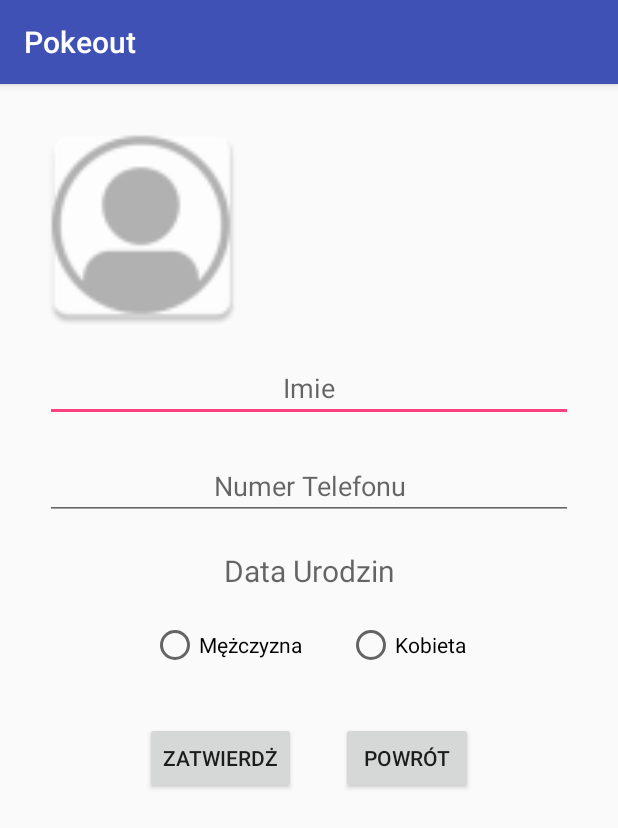
After one commit to Fraku94/Pokeout, an Android app: the ProfilActivity screen opened directly, with no data from a screen before it, on a phone screen of 412 x 824 dp. The commit adds this screen. Shown: the top 828 px of the screen. Run offline under Robolectric (Android 15) with nearby library versions, the phone set to English and light mode, and no system bars; our stand-ins replace Firebase (no records; nobody signed in at launch, a user with empty details on screens opened directly).

Commit message:
Profil dodany i zmieny W Rejestracji

```diff
--- /dev/null
+++ b/app/src/main/java/com/example/pokeout/pokeout/Profil/ProfilActivity.java
@@ -0,0 +1,303 @@
+package com.example.pokeout.pokeout.Profil;
+
+import android.app.Activity;
+import android.app.DatePickerDialog;
+import android.app.Dialog;
+import android.content.Intent;
+import android.graphics.Bitmap;
+import android.net.Uri;
+import android.provider.MediaStore;
+import android.support.annotation.NonNull;
+import android.support.v7.app.AppCompatActivity;
+import android.os.Bundle;
+import android.view.View;
+import android.widget.Button;
+import android.widget.DatePicker;
+import android.widget.EditText;
+import android.widget.ImageView;
+import android.widget.RadioButton;
+import android.widget.RadioGroup;
+import android.widget.TextView;
+
+import com.bumptech.glide.Glide;
+import com.example.pokeout.pokeout.R;
+import com.google.android.gms.tasks.OnFailureListener;
+import com.google.android.gms.tasks.OnSuccessListener;
+import com.google.firebase.auth.FirebaseAuth;
+import com.google.firebase.database.DataSnapshot;
+import com.google.firebase.database.DatabaseError;
+import com.google.firebase.database.DatabaseReference;
+import com.google.firebase.database.FirebaseDatabase;
+import com.google.firebase.database.ValueEventListener;
+import com.google.firebase.storage.FirebaseStorage;
+import com.google.firebase.storage.StorageReference;
+import com.google.firebase.storage.UploadTask;
+
+import java.io.ByteArrayOutputStream;
+import java.io.IOException;
+import java.util.Calendar;
+import java.util.HashMap;
+import java.util.Map;
+
+public class ProfilActivity extends AppCompatActivity {
+
+    private EditText mNameProfil,mPhoneProfil;
+
+    private TextView mBrithProfil;
+
+    private Button mConfirmProfil, mBackProfil;
+
+    private RadioGroup mRadioGroupProfil;
+
+    private RadioButton mFemaleProfil, mMaleProfil;
+
+    private ImageView mImageProfil;
+
+    private FirebaseAuth mAuth;
+    private DatabaseReference mUserDatabase;
+
+    private String userId, username, userphone, userprofileImageUrl, userSex, userbrith;
+
+    private Uri resultUri;
+
+    int yearx,monthx,dayx;
+    static final int DIALOG_ID = 0;
+
+    @Override
+    protected void onCreate(Bundle savedInstanceState) {
+        super.onCreate(savedInstanceState);
+        setContentView(R.layout.activity_profil);
+
+
+        //EditText
+        mNameProfil = (EditText)findViewById(R.id.nameProfil);
+        mPhoneProfil = (EditText)findViewById(R.id.phoneProfil);
+
+        //TextView
+        mBrithProfil = (TextView)findViewById(R.id.brithProfil);
+
+        //Button
+        mConfirmProfil = (Button)findViewById(R.id.confirmProfil);
+        mBackProfil = (Button)findViewById(R.id.backProfil);
+
+        //ImageView
+        mImageProfil = (ImageView)findViewById(R.id.imageProfil);
+
+        //RadioGroup
+        mRadioGroupProfil = (RadioGroup)findViewById(R.id.radioGroupProfil);
+
+        //RadioButton
+        mFemaleProfil = (RadioButton)findViewById(R.id.rbFemaleProfil);
+        mMaleProfil = (RadioButton)findViewById(R.id.rbMaleProfil);
+
+        //FirebaseAuth
+        mAuth = FirebaseAuth.getInstance();
+
+        //Przypisanie id Uzytkownika
+        userId = mAuth.getCurrentUser().getUid();
+
+        //DatabaseReference
+        mUserDatabase = FirebaseDatabase.getInstance().getReference().child("Users").child(userId);
+
+        //Pobranie informacji o Uzytkowniku
+        getUserInfo();
+
+        //Usatwienie daty kalendarza
+        final Calendar calendar = Calendar.getInstance();
+        yearx = calendar.get(Calendar.YEAR);
+        monthx = calendar.get(Calendar.MONTH);
+        dayx = calendar.get(Calendar.DAY_OF_MONTH);
+
+        //Usatwienie Daty
+        ShowDialogOnButtonClick();
+
+        //Wywołanie galerii i załadowanie do ImageView
+        mImageProfil.setOnClickListener(new View.OnClickListener() {
+            @Override
+            public void onClick(View v) {
+                Intent intent = new Intent(Intent.ACTION_PICK);
+                intent.setType("image/*");
+                startActivityForResult(intent,1);
+            }
+        });
+
+        //Button Confirm
+        mConfirmProfil.setOnClickListener(new View.OnClickListener() {
+            @Override
+            public void onClick(View v) {
+                //Metoda zapisująca nowe informacje
+                saveUserInformation();
+            }
+        });
+
+        //Button Back
+        mBackProfil.setOnClickListener(new View.OnClickListener() {
+            @Override
+            public void onClick(View v) {
+                finish();
+                return;
+            }
+        });
+    }
+
+
+
+    private void getUserInfo() {
+
+        mUserDatabase.addListenerForSingleValueEvent(new ValueEventListener() {
+            @Override
+            public void onDataChange(DataSnapshot dataSnapshot) {
+                if(dataSnapshot.exists() && dataSnapshot.getChildrenCount()>0){
+                    Map<String, Object> map = (Map<String, Object>) dataSnapshot.getValue();
+                    if(map.get("name")!=null){
+                        username = map.get("name").toString();
+                        mNameProfil.setText(username);
+                    }
+                    if(map.get("brith")!=null){
+                        userbrith = map.get("brith").toString();
+                        mBrithProfil.setText(userbrith);
+                    }
+                    if(map.get("phone")!=null){
+                        userphone = map.get("phone").toString();
+                        mPhoneProfil.setText(userphone);
+                    }
+                    if(map.get("sex")!=null){
+                        userSex = map.get("sex").toString();
+                        switch (userSex){
+                            case "Male":
+                                mMaleProfil.setChecked(true);
+                                mFemaleProfil.setChecked(false);
+                                break;
+                            case "Female":
+                                mMaleProfil.setChecked(false);
+                                mFemaleProfil.setChecked(true);
+                                break;
+                        }
+
+                    }
+                    //Załadowanie zdjecia
+                    Glide.clear(mImageProfil);
+                    if(map.get("profileImageUrl")!=null){
+                        userprofileImageUrl = map.get("profileImageUrl").toString();
+                        switch(userprofileImageUrl){
+                            case "default":
+                                Glide.with(getApplication()).load(R.mipmap.ic_default).into(mImageProfil);
+                                break;
+                            default:
+                                Glide.with(getApplication()).load(userprofileImageUrl).into(mImageProfil);
+                                break;
+                        }
+                    }
+                }
+            }
+
+            @Override
+            public void onCancelled(DatabaseError databaseError) {
+
+            }
+        });
+
+    }
+
+    private void saveUserInformation() {
+        //Sprawdzenie zaznaczonego RadioButtona
+        int selectId = mRadioGroupProfil.getCheckedRadioButtonId();
+        final RadioButton radioButton = (RadioButton) findViewById(selectId);
+
+        if(radioButton.getText() == null){
+            return;
+        }
+        username = mNameProfil.getText().toString();
+        userphone = mPhoneProfil.getText().toString();
+        userSex = radioButton.getText().toString();
+        userbrith = mBrithProfil.getText().toString();
+
+        Map userInfo = new HashMap();
+        userInfo.put("name", username);
+        userInfo.put("phone", userphone);
+        if (mMaleProfil.isChecked()){
+            userInfo.put("sex", "Male");
+        }else{
+            userInfo.put("sex", "Female");
+        }
+        userInfo.put("brith", userbrith);
+        mUserDatabase.updateChildren(userInfo);
+        if(resultUri != null){
+            StorageReference filepath = FirebaseStorage.getInstance().getReference().child("profileImages").child(userId);
+            Bitmap bitmap = null;
+
+            try {
+                bitmap = MediaStore.Images.Media.getBitmap(getApplication().getContentResolver(), resultUri);
+            } catch (IOException e) {
+                e.printStackTrace();
+            }
+
+            ByteArrayOutputStream baos = new ByteArrayOutputStream();
+            bitmap.compress(Bitmap.CompressFormat.JPEG, 20, baos);
+            byte[] data = baos.toByteArray();
+            UploadTask uploadTask = filepath.putBytes(data);
+            uploadTask.addOnFailureListener(new OnFailureListener() {
+                @Override
+                public void onFailure(@NonNull Exception e) {
+                    finish();
+                }
+            });
+            uploadTask.addOnSuccessListener(new OnSuccessListener<UploadTask.TaskSnapshot>() {
+                @Override
+                public void onSuccess(UploadTask.TaskSnapshot taskSnapshot) {
+                    Uri downloadUrl = taskSnapshot.getDownloadUrl();
+
+                    Map userInfo = new HashMap();
+                    userInfo.put("profileImageUrl", downloadUrl.toString());
+                    mUserDatabase.updateChildren(userInfo);
+
+                    finish();
+                    return;
+                }
+            });
+        }else{
+            finish();
+        }
+    }
+
+    @Override
+    protected void onActivityResult(int requestCode, int resultCode, Intent data) {
+        super.onActivityResult(requestCode, resultCode, data);
+        if(requestCode == 1 && resultCode == Activity.RESULT_OK){
+            final Uri imageUri = data.getData();
+            resultUri = imageUri;
+            mImageProfil.setImageURI(resultUri);
+        }
+    }
+
+
+    public void ShowDialogOnButtonClick(){
+        mBrithProfil.setOnClickListener(new View.OnClickListener() {
+            @Override
+            public void onClick(View v) {
+                showDialog(DIALOG_ID);
+            }
+        });
+    }
+    @Override
+    protected Dialog onCreateDialog(int id) {
+
+        if(id == DIALOG_ID){
+            return new DatePickerDialog(this,dpickerListner, yearx,monthx,dayx);
+        }else {
+            return null;
+        }
+
+    }
+
+    private DatePickerDialog.OnDateSetListener dpickerListner = new DatePickerDialog.OnDateSetListener() {
+        @Override
+        public void onDateSet(DatePicker view, int year, int month, int dayOfMonth) {
+            yearx = year;
+            monthx = month;
+            dayx = dayOfMonth;
+            mBrithProfil.setText(Integer.toString(yearx)+"/"+Integer.toString(monthx)+"/"+Integer.toString(dayx));
+        }
+    };
+
+}
--- /dev/null
+++ b/app/src/main/res/layout/activity_profil.xml
@@ -0,0 +1,96 @@
+<?xml version="1.0" encoding="utf-8"?>
+<LinearLayout xmlns:android="http://schemas.android.com/apk/res/android"
+    xmlns:app="http://schemas.android.com/apk/res-auto"
+    xmlns:tools="http://schemas.android.com/tools"
+    android:layout_width="match_parent"
+    android:layout_height="match_parent"
+    android:orientation="vertical"
+    android:padding="20dp"
+    tools:context="com.example.pokeout.pokeout.Profil.ProfilActivity">
+
+    <ImageView
+        android:layout_width="150dp"
+        android:layout_height="150dp"
+        android:src="@mipmap/ic_default"
+        android:id="@+id/imageProfil" />
+
+    <EditText
+        android:layout_width="match_parent"
+        android:layout_height="wrap_content"
+        android:hint="@string/Name"
+        android:layout_margin="10dp"
+        android:id="@+id/nameProfil"
+        android:textAlignment="center"/>
+
+    <EditText
+        android:layout_width="match_parent"
+        android:layout_height="wrap_content"
+        android:hint="@string/Phone"
+        android:layout_margin="10dp"
+        android:textAlignment="center"
+        android:id="@+id/phoneProfil"/>
+
+
+
+
+        <TextView
+            android:layout_width="match_parent"
+            android:layout_height="wrap_content"
+            android:hint="@string/Brith"
+            android:layout_margin="10dp"
+            android:id="@+id/brithProfil"
+            android:textAlignment="center"
+            android:textSize="20dp"/>
+
+
+    <RadioGroup
+        android:layout_margin="10dp"
+        android:layout_width="wrap_content"
+        android:layout_height="wrap_content"
+        android:orientation="horizontal"
+        android:layout_gravity="center"
+        android:id="@+id/radioGroupProfil">
+
+        <RadioButton
+
+            android:layout_width="wrap_content"
+            android:layout_height="match_parent"
+            android:text="@string/Male"
+            android:id="@+id/rbMaleProfil" />
+
+        <RadioButton
+            android:layout_marginLeft="30dp"
+            android:layout_width="wrap_content"
+            android:layout_height="match_parent"
+            android:text="@string/Female"
+            android:id="@+id/rbFemaleProfil"/>
+
+    </RadioGroup>
+
+    <LinearLayout
+        android:layout_width="wrap_content"
+        android:layout_height="wrap_content"
+        android:orientation="horizontal"
+        android:layout_gravity="center"
+        android:layout_margin="25dp">
+
+        <Button
+            android:layout_width="wrap_content"
+            android:layout_height="wrap_content"
+            android:text="@string/Confirm"
+            android:id="@+id/confirmProfil" />
+
+        <Button
+            android:layout_width="wrap_content"
+            android:layout_height="wrap_content"
+            android:layout_marginLeft="30dp"
+            android:text="@string/Back"
+            android:id="@+id/backProfil" />
+
+    </LinearLayout>
+
+
+
+
+
+</LinearLayout>
--- a/app/src/main/res/values/colors.xml
+++ b/app/src/main/res/values/colors.xml
@@ -3,4 +3,5 @@
     <color name="colorPrimary">#3F51B5</color>
     <color name="colorPrimaryDark">#303F9F</color>
     <color name="colorAccent">#FF4081</color>
+
 </resources>
--- a/app/src/main/res/values/strings.xml
+++ b/app/src/main/res/values/strings.xml
@@ -1,3 +1,10 @@
 <resources>
     <string name="app_name">Pokeout</string>
+    <string name="Confirm">Zatwierdż</string>
+    <string name="Back">Powrót</string>
+    <string name="Phone">Numer Telefonu</string>
+    <string name="Brith">Data Urodzin</string>
+    <string name="Name">Imie</string>
+    <string name="Male">Mężczyzna</string>
+    <string name="Female">Kobieta</string>
 </resources>
```
Also changed, not shown: app/src/main/AndroidManifest.xml (+4 -3 lines), app/src/main/java/com/example/pokeout/pokeout/MainActivity.java (+7 -0 lines), app/src/main/java/com/example/pokeout/pokeout/RegisterActivity.java (+9 -2 lines), app/src/main/res/layout/activity_main.xml (+13 -0 lines), app/src/main/ic_calendar-web.png (added), app/src/main/ic_default-web.png (added), app/src/main/res/mipmap-hdpi/ic_calendar.png (added), app/src/main/res/mipmap-hdpi/ic_default.png (added), app/src/main/res/mipmap-mdpi/ic_calendar.png (added), app/src/main/res/mipmap-mdpi/ic_default.png (added), app/src/main/res/mipmap-xhdpi/ic_calendar.png (added), app/src/main/res/mipmap-xhdpi/ic_default.png (added), app/src/main/res/mipmap-xxhdpi/ic_calendar.png (added), app/src/main/res/mipmap-xxhdpi/ic_default.png (added), 2 more files.
